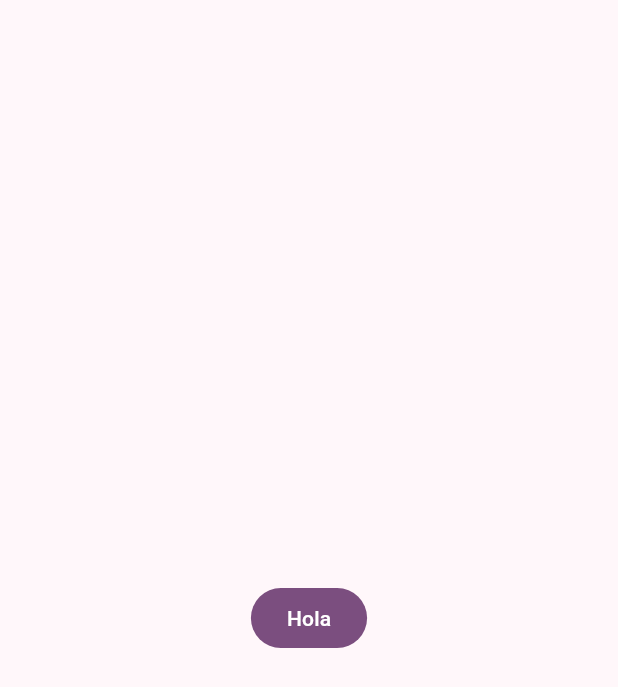
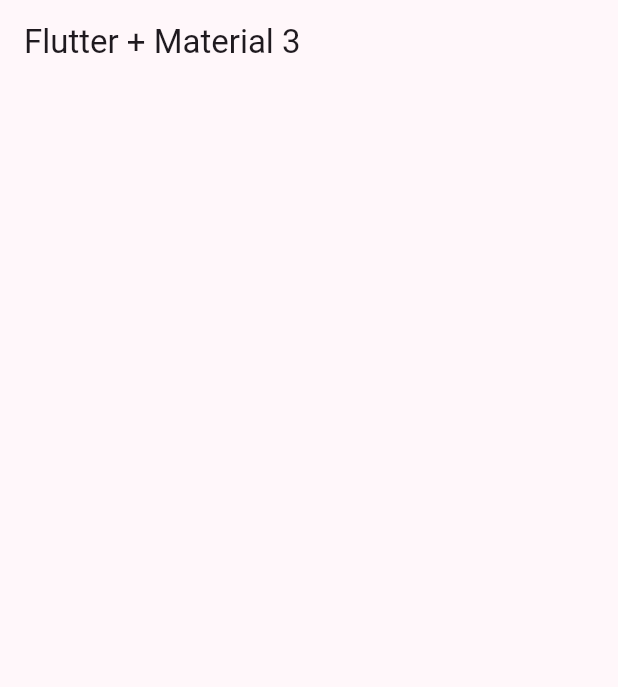
Before and after one commit to JosanFM/Personal_Widgets_Catalogue, a Flutter app: the screen it shows after launch, on a phone screen of 412 x 824 dp. Shown: the top 687 px of the screen. Run offline on Flutter 3.47's test engine with Material 3 defaults, Android fonts, the phone set to English and light mode, and no system bars.

Commit message:
HomeScreens creado

```diff
--- a/lib/main.dart
+++ b/lib/main.dart
@@ -1,5 +1,6 @@
 import 'package:flutter/material.dart';
 import 'package:widgets_app/config/theme/app_theme.dart';
+import 'package:widgets_app/presentation/screens/home/home_screen.dart';
 
 void main() {
   runApp(const MainApp());
@@ -13,11 +14,7 @@ class MainApp extends StatelessWidget {
     return  MaterialApp(
       debugShowCheckedModeBanner: false,
       theme:AppTheme(selectedColor: 4).getTheme() ,
-      home: Scaffold(
-        body: Center(
-          child: FilledButton(child: Text('Hola'), onPressed: (){},),
-        ),
-      ),
+      home: HomeScreen()
     );
   }
 }
--- /dev/null
+++ b/lib/presentation/screens/home/home_screen.dart
@@ -0,0 +1,15 @@
+import 'package:flutter/material.dart';
+
+
+class HomeScreen extends StatelessWidget {
+  const HomeScreen({super.key});
+
+  @override
+  Widget build(BuildContext context) {
+    return Scaffold(
+      appBar: AppBar(
+        title: Text('Flutter + Material 3'),
+      ),
+    );
+  }
+}
```
